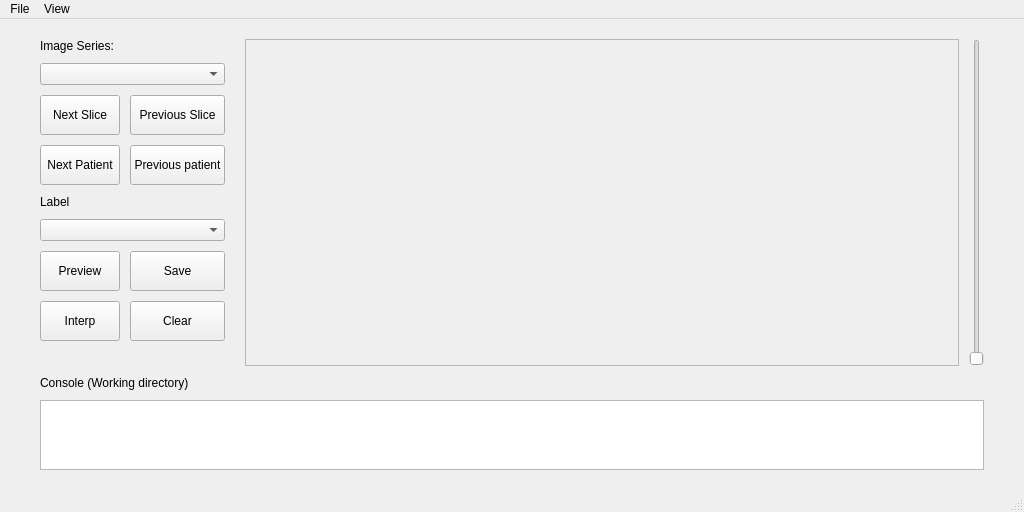
Old version of the form mainWindow.ui in the repository MenxLi/LabelSys.
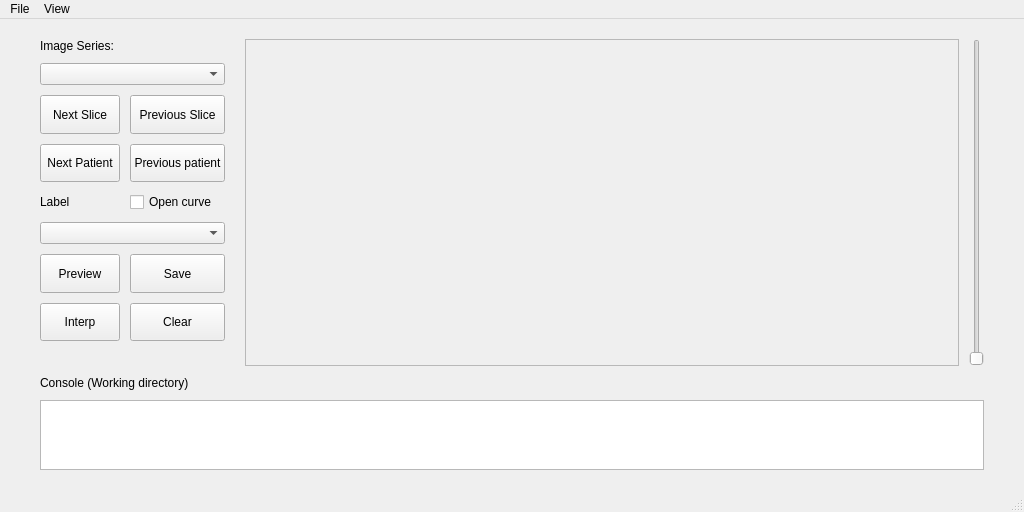
New version of the form.

Commit message: before test drawing

What changed in the file:
```diff
--- a/mainWindow.ui
+++ b/mainWindow.ui
@@ -282,6 +282,13 @@
           </property>
          </widget>
         </item>
+        <item row="5" column="1">
+         <widget class="QCheckBox" name="check_crv">
+          <property name="text">
+           <string>Open curve</string>
+          </property>
+         </widget>
+        </item>
        </layout>
       </item>
       <item>
```
The commit also changes 2 other files.
